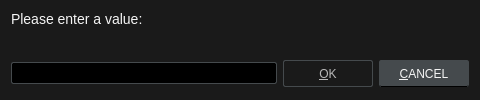
Qt form src/ui/inputdialog.ui (u8sand/Baka-MPlayer) before a commit.
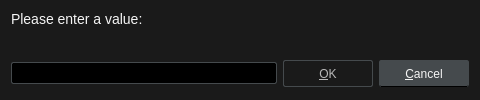
The same form after that commit.

Commit message: Change button text case to Title Case

Diff of the .ui file:
```diff
--- a/src/ui/inputdialog.ui
+++ b/src/ui/inputdialog.ui
@@ -132,7 +132,7 @@
          </sizepolicy>
         </property>
         <property name="text">
-         <string>&amp;CANCEL</string>
+         <string>&amp;Cancel</string>
         </property>
         <property name="autoDefault">
          <bool>false</bool>
```
The commit also changes 6 other files.
